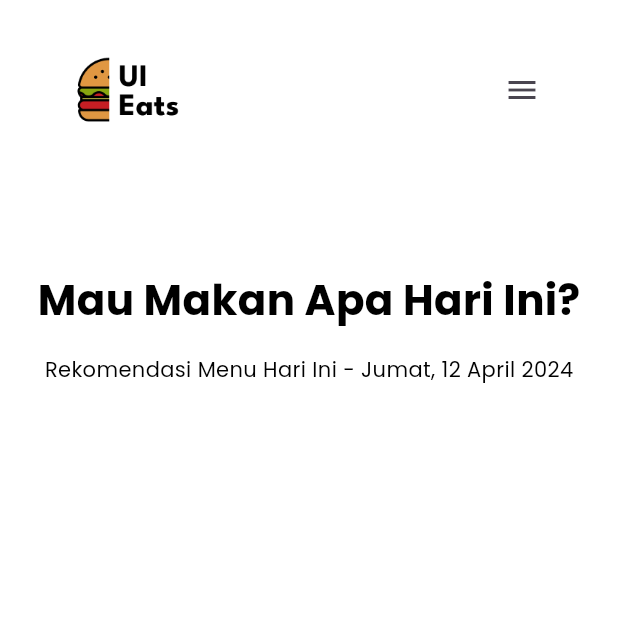
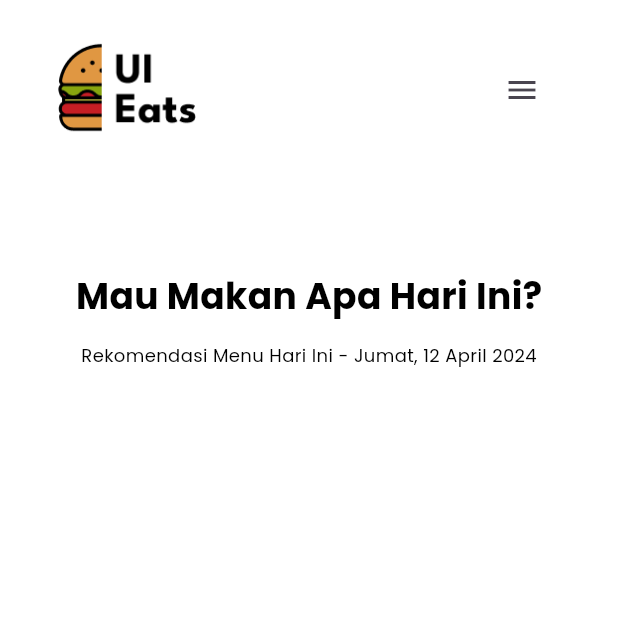
Before and after one commit to hyvos07/eat-at-ui, a Flutter app: the screen it shows after launch, on a phone screen of 412 x 824 dp, the top half of it. Run offline on Flutter 3.47's test engine with Material 3 defaults, Android fonts, the phone set to English and light mode, and no system bars; our stand-ins replace responsive_builder.

Commit message:
fix: Responsive Web

```diff
--- a/lib/widgets/homepage/welcome_text_mobile.dart
+++ b/lib/widgets/homepage/welcome_text_mobile.dart
@@ -18,15 +18,15 @@
         const Text(
           "Mau Makan Apa Hari Ini?",
           style: TextStyle(
-            fontSize: 28,
+            fontSize: 24,
             fontWeight: FontWeight.w700,
           ),
         ),
-        const SizedBox(height: 16),
+        const SizedBox(height: 14),
         Text(
           "Rekomendasi Menu Hari Ini - $formattedDate",
           style: const TextStyle(
-            fontSize: 14,
+            fontSize: 12,
             fontWeight: FontWeight.w500,
           ),
         ),
--- a/lib/widgets/homepage/welcome_text_tablet.dart
+++ b/lib/widgets/homepage/welcome_text_tablet.dart
@@ -19,15 +19,15 @@
         const Text(
           "Mau Makan Apa Hari Ini?",
           style: TextStyle(
-            fontSize: 32,
+            fontSize: 34,
             fontWeight: FontWeight.w700,
           ),
         ),
-        const SizedBox(height: 25),
+        const SizedBox(height: 20),
         Text(
           "Rekomendasi Menu Hari Ini - $formattedDate",
           style: const TextStyle(
-            fontSize: 15,
+            fontSize: 16,
             fontWeight: FontWeight.w500,
           ),
         ),
```
Also changed, not shown: assets/images/dark_mode.png, assets/images/light_mode.png.
